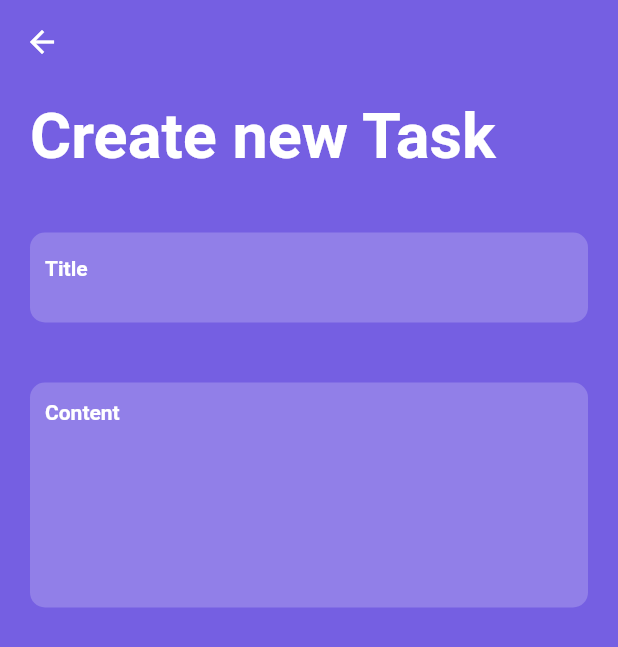
After one commit to caiovini64/taskee, a Flutter app: the NewTaskPage screen opened directly, on a phone screen of 412 x 824 dp. The commit adds this screen. Shown: the top 647 px of the screen. Run offline on Flutter 3.47's test engine with Material 2 defaults, Android fonts, the phone set to English and light mode, and no system bars; our stand-ins replace bloc, dartz, device_preview, equatable, flutter_bloc, localstorage; statements that could not run were skipped.

Commit message:
add form keys

```diff
--- a/lib/presentation/presenters/cubit/cubit_new_task_presenter.dart
+++ b/lib/presentation/presenters/cubit/cubit_new_task_presenter.dart
@@ -15,9 +15,6 @@ class CubitNewTaskPresenter extends Cubit<NewTaskState>
   TextEditingController get contentController => TextEditingController();
 
   @override
-  GlobalKey<FormState> get formKey => GlobalKey<FormState>();
-
-  @override
   TextEditingController get titleController => TextEditingController();
 
   @override
--- /dev/null
+++ b/lib/ui/pages/new_task/components/new_task_form_widget.dart
@@ -0,0 +1,48 @@
+import 'package:flutter/material.dart';
+import 'package:new_taskee/ui/pages/new_task/components/task_field_widget.dart';
+
+class NewTaskForm extends StatelessWidget {
+  final TextEditingController titleController;
+  final TextEditingController contentController;
+  final GlobalKey<FormState> formKey;
+
+  const NewTaskForm(
+      {Key? key,
+      required this.titleController,
+      required this.contentController,
+      required this.formKey})
+      : super(key: key);
+  Widget build(BuildContext context) {
+    return Form(
+      key: formKey,
+      child: Column(
+        children: [
+          Padding(
+            padding: const EdgeInsets.only(right: 20.0),
+            child: Align(
+              alignment: Alignment.topLeft,
+              child: Text(
+                'Create new Task',
+                style: Theme.of(context).textTheme.headline1,
+              ),
+            ),
+          ),
+          SizedBox(height: 40),
+          TaskFieldWidget(
+            labelText: 'Title',
+            controller: titleController,
+            semanticsLabel: 'Title field',
+          ),
+          SizedBox(height: 40),
+          TaskFieldWidget(
+            labelText: 'Content',
+            controller: contentController,
+            semanticsLabel: 'Content field',
+            height: 150,
+            maxLines: 5,
+          ),
+        ],
+      ),
+    );
+  }
+}
--- a/lib/ui/pages/new_task/components/task_field_widget.dart
+++ b/lib/ui/pages/new_task/components/task_field_widget.dart
@@ -4,7 +4,6 @@ class TaskFieldWidget extends StatelessWidget {
   final String labelText;
   final TextEditingController controller;
   final String semanticsLabel;
-  final String? Function(String?) validator;
   final Widget? suffixIcon;
   final double height;
   final int maxLines;
@@ -14,7 +13,6 @@ class TaskFieldWidget extends StatelessWidget {
     required this.labelText,
     required this.controller,
     required this.semanticsLabel,
-    required this.validator,
     this.height = 60,
     this.suffixIcon,
     this.maxLines = 1,
@@ -34,7 +32,6 @@ class TaskFieldWidget extends StatelessWidget {
         child: TextFormField(
           keyboardType: TextInputType.text,
           controller: controller,
-          validator: validator,
           maxLines: maxLines,
           style: Theme.of(context).textTheme.bodyText1,
           decoration: InputDecoration(
--- a/lib/ui/pages/new_task/new_task_page.dart
+++ b/lib/ui/pages/new_task/new_task_page.dart
@@ -1,19 +1,17 @@
 import 'package:flutter/material.dart';
 import 'package:flutter_bloc/flutter_bloc.dart';
 import 'package:new_taskee/presentation/presenters/cubit/cubit_new_task_presenter.dart';
-import 'package:new_taskee/ui/pages/new_task/components/task_field_widget.dart';
+import 'package:new_taskee/ui/pages/new_task/components/new_task_form_widget.dart';
 
 class NewTaskPage extends StatelessWidget {
   final CubitNewTaskPresenter presenter;
-  final titleController = TextEditingController();
-  final contentController = TextEditingController();
-  final _formKey = GlobalKey<FormState>();
+  static final _formKey = GlobalKey<FormState>();
 
   NewTaskPage({Key? key, required this.presenter}) : super(key: key);
 
   @override
   Widget build(BuildContext context) {
-    return BlocProvider(
+    return BlocProvider<CubitNewTaskPresenter>(
       create: (context) => presenter,
       child: Scaffold(
         appBar: AppBar(
@@ -27,40 +25,13 @@ class NewTaskPage extends StatelessWidget {
             top: 10,
             bottom: 20,
           ),
-          child: Form(
-            key: _formKey,
-            child: Column(
-              children: [
-                Padding(
-                  padding: const EdgeInsets.only(right: 20.0),
-                  child: Align(
-                    alignment: Alignment.topLeft,
-                    child: Text(
-                      'Create new Task',
-                      style: Theme.of(context).textTheme.headline1,
-                    ),
-                  ),
-                ),
-                SizedBox(height: 40),
-                TaskFieldWidget(
-                  labelText: 'Title',
-                  controller: titleController,
-                  semanticsLabel: 'Title field',
-                  validator: (String) {},
-                ),
-                SizedBox(height: 40),
-                TaskFieldWidget(
-                  labelText: 'Content',
-                  controller: contentController,
-                  semanticsLabel: 'Content field',
-                  validator: (String) {},
-                  height: 150,
-                  maxLines: 5,
-                ),
-              ],
-            ),
+          child: NewTaskForm(
+            titleController: presenter.titleController,
+            contentController: presenter.contentController,
+            formKey: _formKey,
           ),
         ),
+        floatingActionButtonLocation: FloatingActionButtonLocation.centerDocked,
       ),
     );
   }
--- a/lib/ui/pages/new_task/new_task_presenter.dart
+++ b/lib/ui/pages/new_task/new_task_presenter.dart
@@ -3,7 +3,6 @@ import 'package:flutter/material.dart';
 abstract class NewTaskPresenter {
   TextEditingController get titleController;
   TextEditingController get contentController;
-  GlobalKey<FormState> get formKey;
 
   Future<void> addTask();
 }
```
